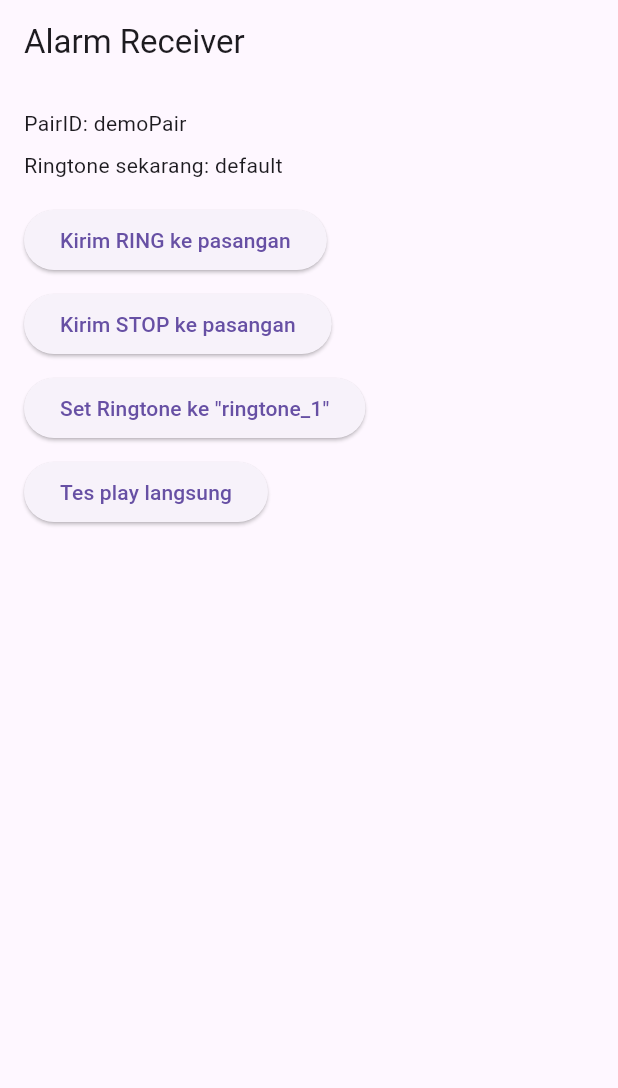
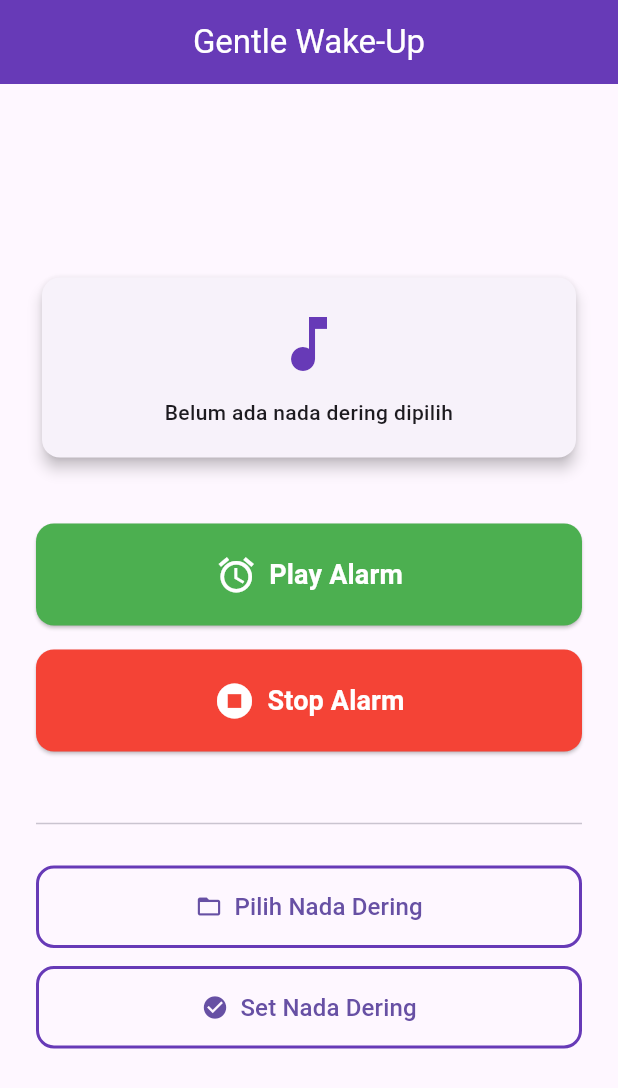
Before and after one commit to jezettx/alarmuntukkarin, a Flutter app: the screen it shows after launch, on a phone screen of 412 x 824 dp. Shown: the top 1088 px of the screen. Run offline on Flutter 3.47's test engine with Material 3 defaults, Android fonts, the phone set to English and light mode, and no system bars; our stand-ins replace audioplayers, cloud_firestore, file_picker, firebase_core, firebase_messaging, flutter_local_notifications and 3 more; accounts and stored records are empty.

Commit message:
feat: Simplify UI to 4 essential buttons only

```diff
--- a/lib/pages/alarm_page.dart
+++ b/lib/pages/alarm_page.dart
@@ -1,9 +1,7 @@
 // ignore_for_file: avoid_print
 
 import 'package:flutter/material.dart';
-import 'package:flutter/foundation.dart';
-import 'package:audioplayers/audioplayers.dart';
-import 'package:alarm/services/pair_remote_service.dart';
+import 'package:file_picker/file_picker.dart';
 import 'package:alarm/services/alarm_service.dart';
 
 class AlarmPage extends StatefulWidget {
@@ -19,103 +17,182 @@ class AlarmPage extends StatefulWidget {
 }
 
 class _AlarmPageState extends State<AlarmPage> {
-  late final PairRemoteService _remote;
-  final AudioPlayer _player = AudioPlayer();
+  String? _selectedRingtonePath;
+  String? _selectedRingtoneName;
 
-  String _currentRingtone = 'default';
-
-  @override
-  void initState() {
-    super.initState();
-
-    _remote = PairRemoteService(
-      pairId: widget.pairId,
+  // Button 3: Pilih Nada Dering
+  Future<void> _pickRingtone() async {
+    final result = await FilePicker.platform.pickFiles(
+      type: FileType.audio,
     );
 
-    _remote.listen(
-      onRing: _handleRing,
-      onStop: _handleStop,
-      onRingtoneChange: (ringtone) {
-        setState(() {
-          _currentRingtone = ringtone;
-        });
-        if (kDebugMode) {
-          print('Ringtone diganti jadi: $_currentRingtone');
-        }
-      },
-    );
+    if (result == null || result.files.isEmpty) {
+      print("🔇 User cancelled file picker");
+      return;
     }
 
-  void _handleRing() {
-    print('🔔 RING command received from partner');
-    AlarmService.instance.playAlarm(partnerName: 'Karin');
+    final file = result.files.single;
+    final path = file.path;
+
+    if (path == null) {
+      print("❌ File path is null");
+      return;
     }
 
-  void _handleStop() {
-    print('🛑 STOP command received from partner');
-    AlarmService.instance.stopAlarm(method: 'remote_command');
+    setState(() {
+      _selectedRingtonePath = path;
+      _selectedRingtoneName = file.name;
+    });
+
+    print("✅ Ringtone selected: ${file.name}");
   }
 
-  @override
-  void dispose() {
-    _remote.dispose();
-    _player.dispose();
-    super.dispose();
+  // Button 4: Set Nada Dering
+  void _setRingtone() {
+    if (_selectedRingtonePath == null) {
+      print("⚠️ Belum pilih nada dering!");
+      ScaffoldMessenger.of(context).showSnackBar(
+        const SnackBar(content: Text('Pilih nada dering dulu!')),
+      );
+      return;
+    }
+
+    // Set ke AlarmService
+    AlarmService.instance.setCustomRingtone(_selectedRingtonePath);
+
+    print("✅ Nada dering di-set: $_selectedRingtoneName");
+    ScaffoldMessenger.of(context).showSnackBar(
+      SnackBar(content: Text('Nada dering di-set: $_selectedRingtoneName')),
+    );
   }
 
   @override
   Widget build(BuildContext context) {
     return Scaffold(
       appBar: AppBar(
-        title: const Text('Alarm Receiver'),
+        title: const Text('Gentle Wake-Up'),
+        centerTitle: true,
+        backgroundColor: Colors.deepPurple,
+        foregroundColor: Colors.white,
       ),
-      body: Padding(
-        padding: const EdgeInsets.all(16),
+      body: Center(
+        child: Padding(
+          padding: const EdgeInsets.all(24),
           child: Column(
-          crossAxisAlignment: CrossAxisAlignment.start,
+            mainAxisAlignment: MainAxisAlignment.center,
+            crossAxisAlignment: CrossAxisAlignment.stretch,
             children: [
-            Text('PairID: ${widget.pairId}'),
-            const SizedBox(height: 8),
-            Text('Ringtone sekarang: $_currentRingtone'),
+              // Status Card
+              Card(
+                elevation: 4,
+                child: Padding(
+                  padding: const EdgeInsets.all(20),
+                  child: Column(
+                    children: [
+                      const Icon(Icons.music_note, size: 48, color: Colors.deepPurple),
+                      const SizedBox(height: 12),
+                      Text(
+                        _selectedRingtoneName ?? 'Belum ada nada dering dipilih',
+                        style: const TextStyle(
+                          fontSize: 14,
+                          fontWeight: FontWeight.w500,
+                        ),
+                        textAlign: TextAlign.center,
+                      ),
+                    ],
+                  ),
+                ),
+              ),
+
+              const SizedBox(height: 40),
+
+              // Button 1: Play Alarm
+              ElevatedButton.icon(
+                onPressed: () {
+                  print('🔔 Play alarm');
+                  AlarmService.instance.playAlarm(partnerName: 'Test');
+                },
+                icon: const Icon(Icons.alarm, size: 28),
+                label: const Text(
+                  'Play Alarm',
+                  style: TextStyle(fontSize: 18, fontWeight: FontWeight.bold),
+                ),
+                style: ElevatedButton.styleFrom(
+                  padding: const EdgeInsets.symmetric(vertical: 20),
+                  backgroundColor: Colors.green,
+                  foregroundColor: Colors.white,
+                  shape: RoundedRectangleBorder(
+                    borderRadius: BorderRadius.circular(12),
+                  ),
+                ),
+              ),
+
               const SizedBox(height: 16),
 
-            ElevatedButton(
+              // Button 2: Stop Alarm
+              ElevatedButton.icon(
                 onPressed: () {
-                print('🔔 Kirim RING command');
-                _remote.setRing();
+                  print('🛑 Stop alarm');
+                  AlarmService.instance.stopAlarm(method: 'manual_button');
                 },
-              child: const Text('Kirim RING ke pasangan'),
+                icon: const Icon(Icons.stop_circle, size: 28),
+                label: const Text(
+                  'Stop Alarm',
+                  style: TextStyle(fontSize: 18, fontWeight: FontWeight.bold),
                 ),
-            const SizedBox(height: 8),
+                style: ElevatedButton.styleFrom(
+                  padding: const EdgeInsets.symmetric(vertical: 20),
+                  backgroundColor: Colors.red,
+                  foregroundColor: Colors.white,
+                  shape: RoundedRectangleBorder(
+                    borderRadius: BorderRadius.circular(12),
+                  ),
+                ),
+              ),
 
-            ElevatedButton(
-              onPressed: () {
-                print('🛑 Kirim STOP command');
-                _remote.setStop();
-              },
-              child: const Text('Kirim STOP ke pasangan'),
+              const SizedBox(height: 40),
+
+              const Divider(),
+
+              const SizedBox(height: 20),
+
+              // Button 3: Pilih Nada Dering
+              OutlinedButton.icon(
+                onPressed: _pickRingtone,
+                icon: const Icon(Icons.folder_open),
+                label: const Text(
+                  'Pilih Nada Dering',
+                  style: TextStyle(fontSize: 16),
                 ),
-            const SizedBox(height: 8),
+                style: OutlinedButton.styleFrom(
+                  padding: const EdgeInsets.symmetric(vertical: 16),
+                  side: const BorderSide(color: Colors.deepPurple, width: 2),
+                  shape: RoundedRectangleBorder(
+                    borderRadius: BorderRadius.circular(12),
+                  ),
+                ),
+              ),
 
-            ElevatedButton(
-              onPressed: () {
-                print('🎵 Set ringtone');
-                _remote.setRingtone('ringtone_1');
-              },
-              child: const Text('Set Ringtone ke "ringtone_1"'),
+              const SizedBox(height: 12),
+
+              // Button 4: Set Nada Dering
+              OutlinedButton.icon(
+                onPressed: _setRingtone,
+                icon: const Icon(Icons.check_circle),
+                label: const Text(
+                  'Set Nada Dering',
+                  style: TextStyle(fontSize: 16),
                 ),
-            const SizedBox(height: 8),
-
-            ElevatedButton(
-              onPressed: () async {
-                print('🧪 Test local audio playback');
-                await _player.stop();
-                await _player.setReleaseMode(ReleaseMode.loop);
-                await _player.play(AssetSource('ringtones/ringtone_1.mp3'));
-              },
-              child: const Text('Tes play langsung'),
+                style: OutlinedButton.styleFrom(
+                  padding: const EdgeInsets.symmetric(vertical: 16),
+                  side: const BorderSide(color: Colors.deepPurple, width: 2),
+                  shape: RoundedRectangleBorder(
+                    borderRadius: BorderRadius.circular(12),
+                  ),
+                ),
               ),
             ],
+          ),
         ),
       ),
     );
```
Lines whose indentation alone changed are shown as unchanged.
